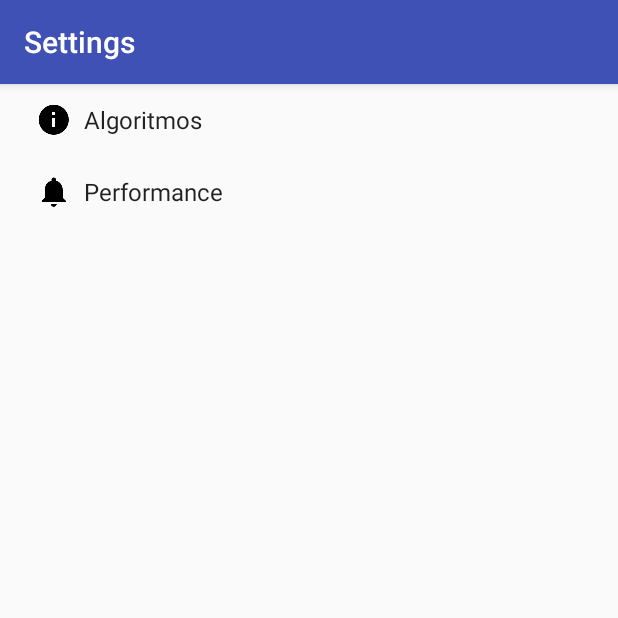
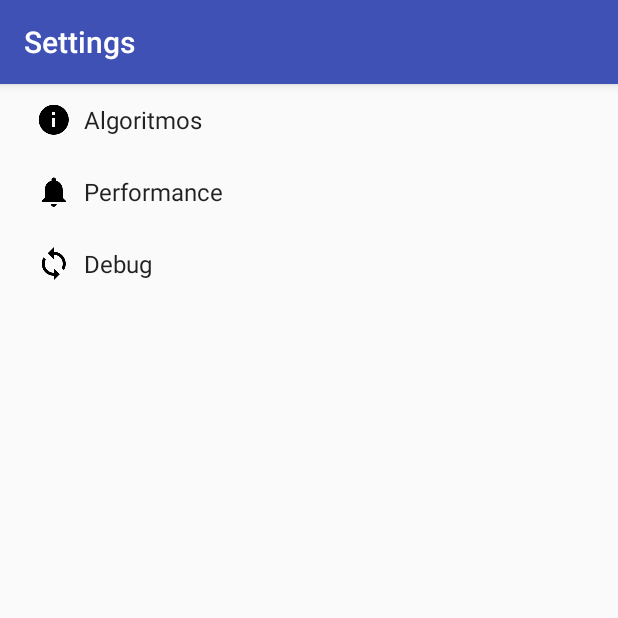
Before and after one commit to easobral/Hermes, an Android app: the SettingsActivity screen opened directly, with no data from a screen before it, on a phone screen of 412 x 824 dp, the top half of it. Run offline under Robolectric (Android 15) with nearby library versions, the phone set to English and light mode, and no system bars; network calls fail.

```diff
--- a/app/src/main/java/edu/nav/hermes/math/algorithms/AStarAlgorithm.java
+++ b/app/src/main/java/edu/nav/hermes/math/algorithms/AStarAlgorithm.java
@@ -60,6 +60,7 @@ public class AStarAlgorithm {
             val = end_info.father;
             end_info = info_set.get(val);
         }
+
         return answer;
     }
 
--- a/app/src/main/java/edu/nav/hermes/math/algorithms/Answer.java
+++ b/app/src/main/java/edu/nav/hermes/math/algorithms/Answer.java
@@ -11,5 +11,7 @@ import java.util.List;
  */
 public class Answer {
     public double cost = 0;
+    public double time = 0;
+    public int visitedNodes = 0;
     public List<IGeoPoint> path = new ArrayList<>();
 }
--- a/app/src/main/java/edu/nav/hermes/tasks/TileDownloader.java
+++ b/app/src/main/java/edu/nav/hermes/tasks/TileDownloader.java
@@ -50,7 +50,7 @@ public class TileDownloader extends AsyncTask<Void, Integer, Void> {
 
     @Override
     protected void onProgressUpdate(Integer... values) {
-        if (values != null) {
+        if (null != values) {
             progressDialog.setMax(values[0]);
         }
         progressDialog.incrementProgressBy(BUFFER_SIZE);
@@ -59,6 +59,7 @@ public class TileDownloader extends AsyncTask<Void, Integer, Void> {
     @Override
     protected void onPostExecute(Void aVoid) {
         progressDialog.dismiss();
+        mapActivityFragment.updateMapView();
     }
 
 
@@ -136,7 +137,8 @@ public class TileDownloader extends AsyncTask<Void, Integer, Void> {
             byte[] buffer = new byte[BUFFER_SIZE];
             while ((bytesRead = inputStream.read(buffer)) != -1) {
                 outputStream.write(buffer, 0, bytesRead);
-                publishProgress();
+                //noinspection NullArgumentToVariableArgMethod
+                publishProgress(null);
             }
 
             outputStream.close();
--- a/app/src/main/res/values/strings.xml
+++ b/app/src/main/res/values/strings.xml
@@ -39,24 +39,7 @@
 
 
     <!-- Example settings for Data & Sync -->
-    <string name="pref_header_data_sync">Data &amp; sync</string>
+    <string name="pref_header_debug">Debug</string>
 
-    <string name="pref_title_sync_frequency">Sync frequency</string>
-    <string-array name="pref_sync_frequency_titles">
-        <item>15 minutes</item>
-        <item>30 minutes</item>
-        <item>1 hour</item>
-        <item>3 hours</item>
-        <item>6 hours</item>
-        <item>Never</item>
-    </string-array>
-    <string-array name="pref_sync_frequency_values">
-        <item>15</item>
-        <item>30</item>
-        <item>60</item>
-        <item>180</item>
-        <item>360</item>
-        <item>-1</item>
-    </string-array>
 
 </resources>
--- a/app/src/main/res/xml/pref_data_sync.xml
+++ /dev/null
@@ -1,21 +0,0 @@
-<PreferenceScreen xmlns:android="http://schemas.android.com/apk/res/android">
-
-    <!-- NOTE: Hide buttons to simplify the UI. Users can touch outside the dialog to
-         dismiss it. -->
-    <!-- NOTE: ListPreference's summary should be set to its value by the activity code. -->
-    <ListPreference
-        android:defaultValue="180"
-        android:entries="@array/pref_sync_frequency_titles"
-        android:entryValues="@array/pref_sync_frequency_values"
-        android:key="sync_frequency"
-        android:negativeButtonText="@null"
-        android:positiveButtonText="@null"
-        android:title="@string/pref_title_sync_frequency" />
-
-    <!-- This preference simply launches an intent when selected. Use this UI sparingly, per
-         design guidelines. -->
-    <Preference android:title="@string/pref_title_system_sync_settings">
-        <intent android:action="android.settings.SYNC_SETTINGS" />
-    </Preference>
-
-</PreferenceScreen>
--- /dev/null
+++ b/app/src/main/res/xml/pref_debug.xml
@@ -0,0 +1,19 @@
+<PreferenceScreen xmlns:android="http://schemas.android.com/apk/res/android">
+
+    <!-- NOTE: Hide buttons to simplify the UI. Users can touch outside the dialog to
+         dismiss it. -->
+    <!-- NOTE: ListPreference's summary should be set to its value by the activity code. -->
+    <CheckBoxPreference
+        android:defaultValue="true"
+        android:key="pref_debug_show_result"
+        android:title="Show Result Data" />
+
+    <EditTextPreference
+        android:inputType="textUri"
+        android:key="pref_debug_save_file"
+        android:title="Result Save File" />
+
+    <!-- This preference simply launches an intent when selected. Use this UI sparingly, per
+         design guidelines. -->
+
+</PreferenceScreen>
--- a/app/src/main/res/xml/pref_headers.xml
+++ b/app/src/main/res/xml/pref_headers.xml
@@ -11,10 +11,10 @@
         android:fragment="edu.nav.hermes.SettingsActivity$PerformancePreferenceFragment"
         android:icon="@drawable/ic_notifications_black_24dp"
         android:title="@string/pref_header_performance" />
-    <!--
+
         <header
-            android:fragment="edu.nav.hermes.SettingsActivity$DataSyncPreferenceFragment"
+            android:fragment="edu.nav.hermes.SettingsActivity$DebugPreferenceFragment"
             android:icon="@drawable/ic_sync_black_24dp"
-            android:title="@string/pref_header_data_sync" />
-    -->
+            android:title="@string/pref_header_debug" />
+
 </preference-headers>
```
Also changed, not shown: app/src/main/java/edu/nav/hermes/MapActivityFragment.java (+9 -0 lines), app/src/main/java/edu/nav/hermes/SettingsActivity.java (+4 -4 lines), app/src/main/java/edu/nav/hermes/tasks/PathFinderTask.java (+82 -5 lines).
